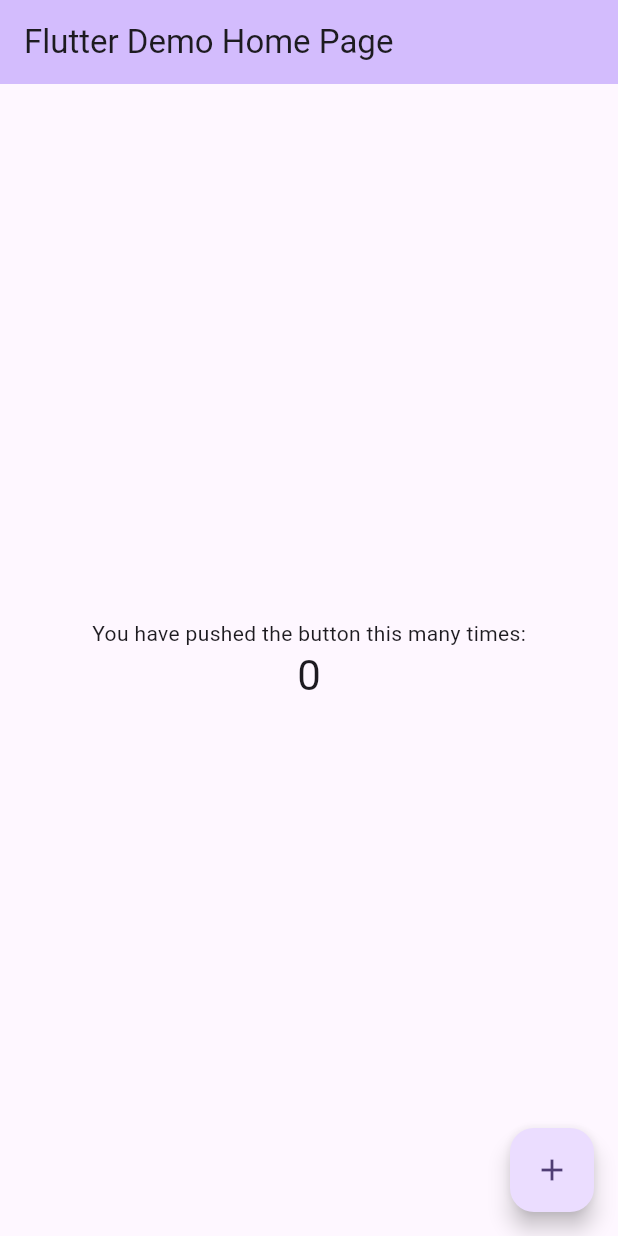
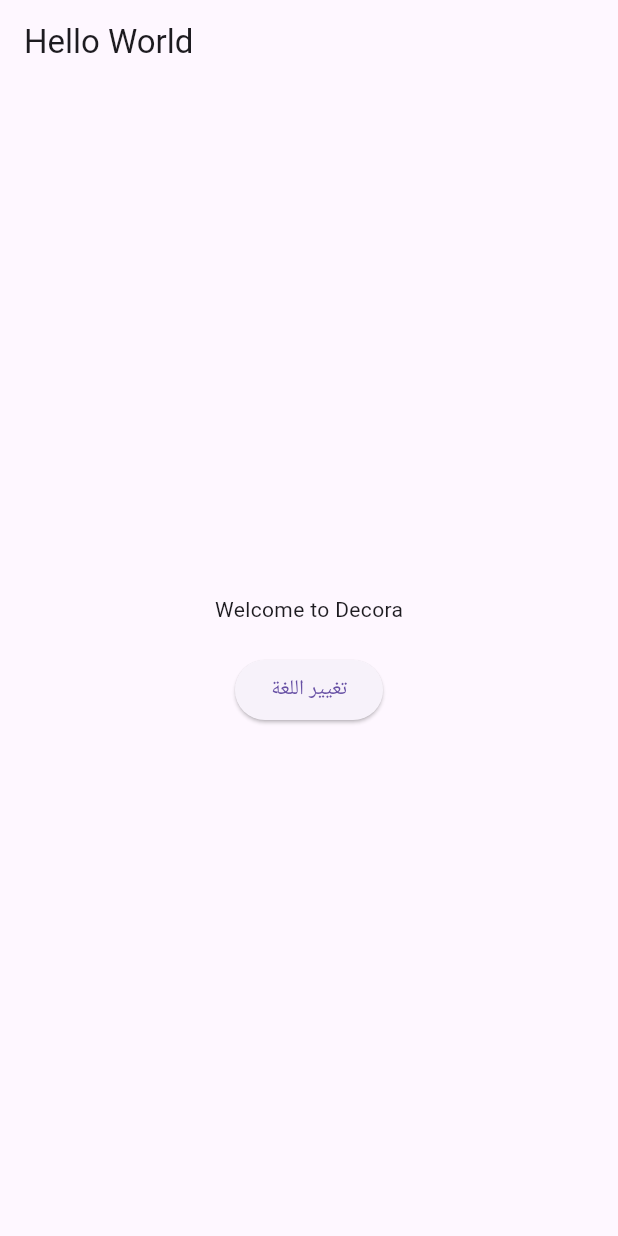
Before and after one commit to FarhaAhmed21/Decora, a Flutter app: the screen it shows after launch, on a phone screen of 412 x 824 dp. Run offline on Flutter 3.47's test engine with Material 3 defaults, Android fonts, the phone set to English and light mode, and no system bars; our stand-ins replace flutter_bloc.

Commit message:
setup-localization-files

````diff
--- /dev/null
+++ b/l10n.yaml
@@ -0,0 +1,3 @@
+arb-dir: lib/core/l10n
+template-arb-file: app_en.arb
+output-localization-file: app_localizations.dart
--- /dev/null
+++ b/lib/core/l10n/app_ar.arb
@@ -0,0 +1,6 @@
+{
+    "@@locale": "ar",
+    "helloWorld": "مرحبا بالعالم",
+    "welcome": "مرحبًا بك في ديكورا",
+    "changeLanguage": "تغيير اللغة"
+}
--- /dev/null
+++ b/lib/core/l10n/app_en.arb
@@ -0,0 +1,6 @@
+{
+    "@@locale": "en",
+    "helloWorld": "Hello World",
+    "welcome": "Welcome to Decora",
+    "changeLanguage": "Change Language"
+}
--- /dev/null
+++ b/lib/core/l10n/app_localizations.dart
@@ -0,0 +1,152 @@
+import 'dart:async';
+
+import 'package:flutter/foundation.dart';
+import 'package:flutter/widgets.dart';
+import 'package:flutter_localizations/flutter_localizations.dart';
+import 'package:intl/intl.dart' as intl;
+
+import 'app_localizations_ar.dart';
+import 'app_localizations_en.dart';
+
+// ignore_for_file: type=lint
+
+/// Callers can lookup localized strings with an instance of AppLocalizations
+/// returned by `AppLocalizations.of(context)`.
+///
+/// Applications need to include `AppLocalizations.delegate()` in their app's
+/// `localizationDelegates` list, and the locales they support in the app's
+/// `supportedLocales` list. For example:
+///
+/// ```dart
+/// import 'l10n/app_localizations.dart';
+///
+/// return MaterialApp(
+///   localizationsDelegates: AppLocalizations.localizationsDelegates,
+///   supportedLocales: AppLocalizations.supportedLocales,
+///   home: MyApplicationHome(),
+/// );
+/// ```
+///
+/// ## Update pubspec.yaml
+///
+/// Please make sure to update your pubspec.yaml to include the following
+/// packages:
+///
+/// ```yaml
+/// dependencies:
+///   # Internationalization support.
+///   flutter_localizations:
+///     sdk: flutter
+///   intl: any # Use the pinned version from flutter_localizations
+///
+///   # Rest of dependencies
+/// ```
+///
+/// ## iOS Applications
+///
+/// iOS applications define key application metadata, including supported
+/// locales, in an Info.plist file that is built into the application bundle.
+/// To configure the locales supported by your app, you’ll need to edit this
+/// file.
+///
+/// First, open your project’s ios/Runner.xcworkspace Xcode workspace file.
+/// Then, in the Project Navigator, open the Info.plist file under the Runner
+/// project’s Runner folder.
+///
+/// Next, select the Information Property List item, select Add Item from the
+/// Editor menu, then select Localizations from the pop-up menu.
+///
+/// Select and expand the newly-created Localizations item then, for each
+/// locale your application supports, add a new item and select the locale
+/// you wish to add from the pop-up menu in the Value field. This list should
+/// be consistent with the languages listed in the AppLocalizations.supportedLocales
+/// property.
+abstract class AppLocalizations {
+  AppLocalizations(String locale)
+    : localeName = intl.Intl.canonicalizedLocale(locale.toString());
+
+  final String localeName;
+
+  static AppLocalizations? of(BuildContext context) {
+    return Localizations.of<AppLocalizations>(context, AppLocalizations);
+  }
+
+  static const LocalizationsDelegate<AppLocalizations> delegate =
+      _AppLocalizationsDelegate();
+
+  /// A list of this localizations delegate along with the default localizations
+  /// delegates.
+  ///
+  /// Returns a list of localizations delegates containing this delegate along with
+  /// GlobalMaterialLocalizations.delegate, GlobalCupertinoLocalizations.delegate,
+  /// and GlobalWidgetsLocalizations.delegate.
+  ///
+  /// Additional delegates can be added by appending to this list in
+  /// MaterialApp. This list does not have to be used at all if a custom list
+  /// of delegates is preferred or required.
+  static const List<LocalizationsDelegate<dynamic>> localizationsDelegates =
+      <LocalizationsDelegate<dynamic>>[
+        delegate,
+        GlobalMaterialLocalizations.delegate,
+        GlobalCupertinoLocalizations.delegate,
+        GlobalWidgetsLocalizations.delegate,
+      ];
+
+  /// A list of this localizations delegate's supported locales.
+  static const List<Locale> supportedLocales = <Locale>[
+    Locale('ar'),
+    Locale('en'),
+  ];
+
+  /// No description provided for @helloWorld.
+  ///
+  /// In en, this message translates to:
+  /// **'Hello World'**
+  String get helloWorld;
+
+  /// No description provided for @welcome.
+  ///
+  /// In en, this message translates to:
+  /// **'Welcome to Decora'**
+  String get welcome;
+
+  /// No description provided for @changeLanguage.
+  ///
+  /// In en, this message translates to:
+  /// **'تغيير اللغة'**
+  String get changeLanguage;
+}
+
+class _AppLocalizationsDelegate
+    extends LocalizationsDelegate<AppLocalizations> {
+  const _AppLocalizationsDelegate();
+
+  @override
+  Future<AppLocalizations> load(Locale locale) {
+    return SynchronousFuture<AppLocalizations>(lookupAppLocalizations(locale));
+  }
+
+  @override
+  bool isSupported(Locale locale) =>
+      <String>['ar', 'en'].contains(locale.languageCode);
+
+  @override
+  bool shouldReload(_AppLocalizationsDelegate old) => false;
+}
+
+AppLocalizations lookupAppLocalizations(Locale locale) {
+  // Lookup logic when only language code is specified.
+  switch (locale.languageCode) {
+    case 'ar':
+      return AppLocalizationsAr();
+    case 'en':
+      return AppLocalizationsEn();
+  }
+
+  throw FlutterError(
+    'AppLocalizations.delegate failed to load unsupported locale "$locale". This is likely '
+    'an issue with the localizations generation tool. Please file an issue '
+    'on GitHub with a reproducible sample app and the gen-l10n configuration '
+    'that was used.',
+  );
+}
--- /dev/null
+++ b/lib/core/l10n/app_localizations_en.dart
@@ -0,0 +1,19 @@
+// ignore: unused_import
+import 'package:intl/intl.dart' as intl;
+import 'app_localizations.dart';
+
+// ignore_for_file: type=lint
+
+/// The translations for English (`en`).
+class AppLocalizationsEn extends AppLocalizations {
+  AppLocalizationsEn([String locale = 'en']) : super(locale);
+
+  @override
+  String get helloWorld => 'Hello World';
+
+  @override
+  String get welcome => 'Welcome to Decora';
+
+  @override
+  String get changeLanguage => 'تغيير اللغة';
+}
--- a/lib/main.dart
+++ b/lib/main.dart
@@ -1,122 +1,59 @@
+import 'package:decora/core/l10n/app_localizations.dart';
+import 'package:decora/core/l10n/local_cubit.dart';
 import 'package:flutter/material.dart';
+import 'package:flutter_bloc/flutter_bloc.dart';
+import 'package:flutter_localizations/flutter_localizations.dart';
 
 void main() {
-  runApp(const MyApp());
+  runApp(BlocProvider(create: (_) => LocaleCubit(), child: const MyApp()));
 }
 
 class MyApp extends StatelessWidget {
   const MyApp({super.key});
 
-  // This widget is the root of your application.
   @override
   Widget build(BuildContext context) {
-    return MaterialApp(
-      title: 'Flutter Demo',
-      theme: ThemeData(
-        // This is the theme of your application.
-        //
-        // TRY THIS: Try running your application with "flutter run". You'll see
-        // the application has a purple toolbar. Then, without quitting the app,
-        // try changing the seedColor in the colorScheme below to Colors.green
-        // and then invoke "hot reload" (save your changes or press the "hot
-        // reload" button in a Flutter-supported IDE, or press "r" if you used
-        // the command line to start the app).
-        //
-        // Notice that the counter didn't reset back to zero; the application
-        // state is not lost during the reload. To reset the state, use hot
-        // restart instead.
-        //
-        // This works for code too, not just values: Most code changes can be
-        // tested with just a hot reload.
-        colorScheme: ColorScheme.fromSeed(seedColor: Colors.deepPurple),
-      ),
-      home: const MyHomePage(title: 'Flutter Demo Home Page'),
+    return BlocBuilder<LocaleCubit, Locale>(
+      builder: (context, locale) {
+        return MaterialApp(
+          locale: locale,
+          localizationsDelegates: const [
+            AppLocalizations.delegate,
+            GlobalMaterialLocalizations.delegate,
+            GlobalWidgetsLocalizations.delegate,
+            GlobalCupertinoLocalizations.delegate,
+          ],
+          supportedLocales: const [Locale('en'), Locale('ar')],
+          home: const HomePage(),
+        );
+      },
     );
   }
 }
 
-class MyHomePage extends StatefulWidget {
-  const MyHomePage({super.key, required this.title});
-
-  // This widget is the home page of your application. It is stateful, meaning
-  // that it has a State object (defined below) that contains fields that affect
-  // how it looks.
-
-  // This class is the configuration for the state. It holds the values (in this
-  // case the title) provided by the parent (in this case the App widget) and
-  // used by the build method of the State. Fields in a Widget subclass are
-  // always marked "final".
-
-  final String title;
-
-  @override
-  State<MyHomePage> createState() => _MyHomePageState();
-}
-
-class _MyHomePageState extends State<MyHomePage> {
-  int _counter = 0;
-
-  void _incrementCounter() {
-    setState(() {
-      // This call to setState tells the Flutter framework that something has
-      // changed in this State, which causes it to rerun the build method below
-      // so that the display can reflect the updated values. If we changed
-      // _counter without calling setState(), then the build method would not be
-      // called again, and so nothing would appear to happen.
-      _counter++;
-    });
-  }
+class HomePage extends StatelessWidget {
+  const HomePage({super.key});
 
   @override
   Widget build(BuildContext context) {
-    // This method is rerun every time setState is called, for instance as done
-    // by the _incrementCounter method above.
-    //
-    // The Flutter framework has been optimized to make rerunning build methods
-    // fast, so that you can just rebuild anything that needs updating rather
-    // than having to individually change instances of widgets.
+    final l10n = AppLocalizations.of(context)!;
     return Scaffold(
-      appBar: AppBar(
-        // TRY THIS: Try changing the color here to a specific color (to
-        // Colors.amber, perhaps?) and trigger a hot reload to see the AppBar
-        // change color while the other colors stay the same.
-        backgroundColor: Theme.of(context).colorScheme.inversePrimary,
-        // Here we take the value from the MyHomePage object that was created by
-        // the App.build method, and use it to set our appbar title.
-        title: Text(widget.title),
-      ),
+      appBar: AppBar(title: Text(l10n.helloWorld)),
       body: Center(
-        // Center is a layout widget. It takes a single child and positions it
-        // in the middle of the parent.
         child: Column(
-          // Column is also a layout widget. It takes a list of children and
-          // arranges them vertically. By default, it sizes itself to fit its
-          // children horizontally, and tries to be as tall as its parent.
-          //
-          // Column has various properties to control how it sizes itself and
-          // how it positions its children. Here we use mainAxisAlignment to
-          // center the children vertically; the main axis here is the vertical
-          // axis because Columns are vertical (the cross axis would be
-          // horizontal).
-          //
-          // TRY THIS: Invoke "debug painting" (choose the "Toggle Debug Paint"
-          // action in the IDE, or press "p" in the console), to see the
-          // wireframe for each widget.
           mainAxisAlignment: MainAxisAlignment.center,
-          children: <Widget>[
-            const Text('You have pushed the button this many times:'),
-            Text(
-              '$_counter',
-              style: Theme.of(context).textTheme.headlineMedium,
+          children: [
+            Text(l10n.welcome),
+            const SizedBox(height: 20),
+            ElevatedButton(
+              onPressed: () {
+                context.read<LocaleCubit>().toggleLocale();
+              },
+              child: Text(l10n.changeLanguage),
             ),
           ],
         ),
       ),
-      floatingActionButton: FloatingActionButton(
-        onPressed: _incrementCounter,
-        tooltip: 'Increment',
-        child: const Icon(Icons.add),
-      ), // This trailing comma makes auto-formatting nicer for build methods.
     );
   }
 }
--- a/pubspec.yaml
+++ b/pubspec.yaml
@@ -34,6 +34,9 @@
   # The following adds the Cupertino Icons font to your application.
   # Use with the CupertinoIcons class for iOS style icons.
   cupertino_icons: ^1.0.8
+  flutter_bloc: ^8.1.6   # (latest stable)
+  flutter_localizations:
+    sdk: flutter
 
 dev_dependencies:
   flutter_test:
@@ -56,6 +59,7 @@
   # included with your application, so that you can use the icons in
   # the material Icons class.
   uses-material-design: true
+  generate: true
 
   # To add assets to your application, add an assets section, like this:
   # assets:
````
Also changed, not shown: lib/core/l10n/app_localizations_ar.dart (added, +19 -0 lines), lib/core/l10n/local_cubit.dart (added, +18 -0 lines), pubspec.lock.
